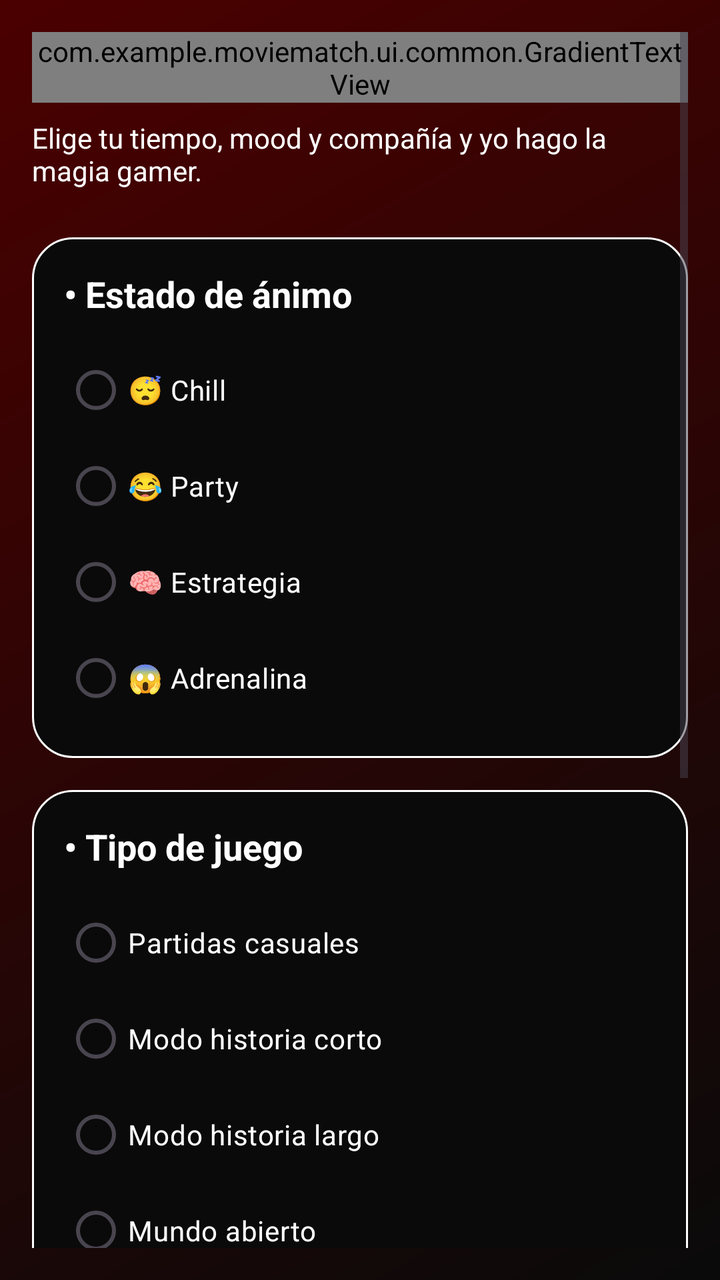
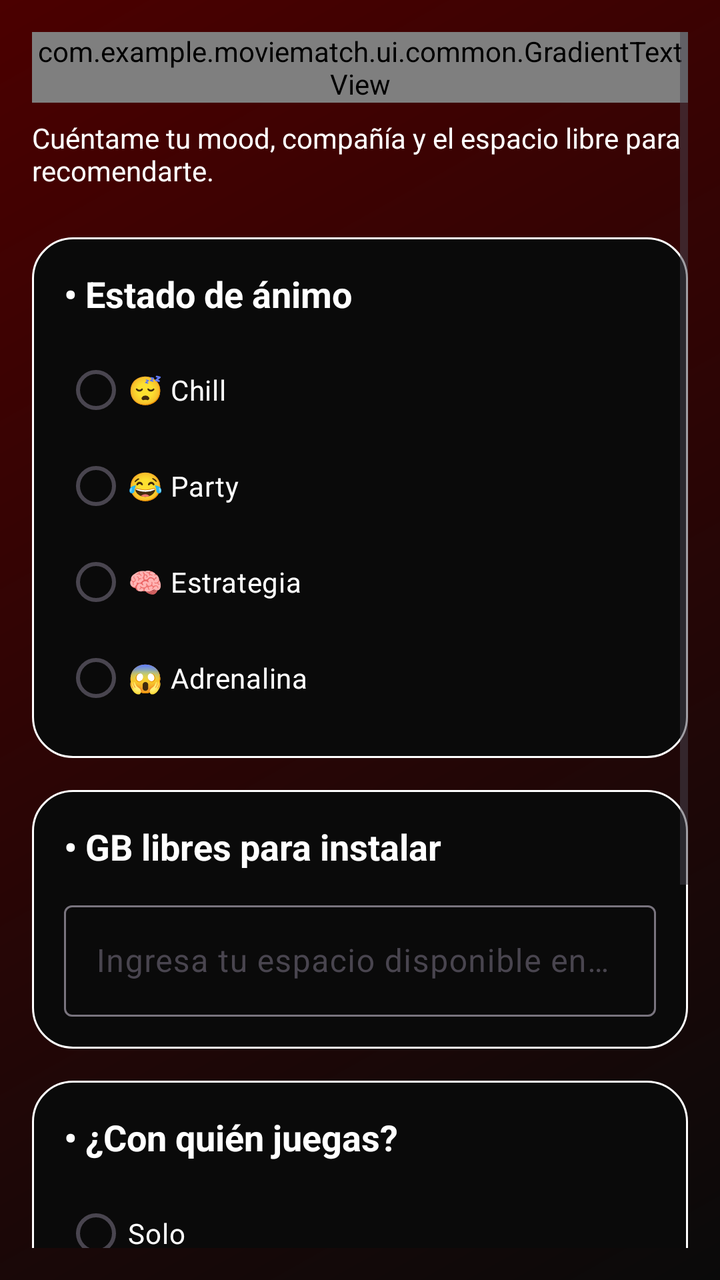

Two renders of the same Android screen: before a commit and after it. Below are the layout's source before the change and the commit's diff.
<!-- AndroidManifest.xml: application theme Theme.MovieMatch -->
<!-- res/layout/fragment_home.xml -->
<?xml version="1.0" encoding="utf-8"?>
<ScrollView xmlns:android="http://schemas.android.com/apk/res/android"
    xmlns:app="http://schemas.android.com/apk/res-auto"
    xmlns:tools="http://schemas.android.com/tools"
    android:id="@+id/scrollHome"
    android:layout_width="match_parent"
    android:layout_height="match_parent"
    android:background="@drawable/bg_app_gradient"
    android:fillViewport="true"
    android:padding="16dp"
    tools:context=".ui.inicio.InicioFragment">

    <LinearLayout
        android:layout_width="match_parent"
        android:layout_height="wrap_content"
        android:orientation="vertical"
        android:paddingBottom="32dp">

        <com.example.moviematch.ui.common.GradientTextView
            android:id="@+id/txtHomeTitle"
            android:layout_width="wrap_content"
            android:layout_height="wrap_content"
            android:fontFamily="sans-serif"
            android:text="@string/home_title"
            android:textColor="@color/text_primary"
            android:textSize="28sp"
            android:textStyle="bold"
            android:layout_marginBottom="8dp" />

        <TextView
            android:id="@+id/txtHomeSubtitle"
            android:layout_width="wrap_content"
            android:layout_height="wrap_content"
            android:fontFamily="sans-serif"
            android:text="@string/home_subtitle"
            android:textColor="@color/text_secondary"
            android:textSize="14sp"
            android:layout_marginBottom="24dp" />

        <LinearLayout
            android:layout_width="match_parent"
            android:layout_height="wrap_content"
            android:background="@drawable/bg_section_card"
            android:orientation="vertical"
            android:padding="16dp"
            android:layout_marginBottom="16dp">

            <TextView
                android:layout_width="wrap_content"
                android:layout_height="wrap_content"
                android:fontFamily="sans-serif"
                android:text="@string/home_mood_label"
                android:textColor="@color/text_primary"
                android:textSize="18sp"
                android:textStyle="bold"
                android:layout_marginBottom="12dp" />

            <RadioGroup
                android:id="@+id/radioGroupMood"
                android:layout_width="match_parent"
                android:layout_height="wrap_content"
                android:orientation="vertical">

                <com.google.android.material.radiobutton.MaterialRadioButton
                    android:id="@+id/radioMoodRelax"
                    android:layout_width="wrap_content"
                    android:layout_height="wrap_content"
                    android:textColor="@color/text_primary"
                    android:text="@string/home_mood_relax" />

                <com.google.android.material.radiobutton.MaterialRadioButton
                    android:id="@+id/radioMoodRisa"
                    android:layout_width="wrap_content"
                    android:layout_height="wrap_content"
                    android:textColor="@color/text_primary"
                    android:text="@string/home_mood_laugh" />

                <com.google.android.material.radiobutton.MaterialRadioButton
                    android:id="@+id/radioMoodPensar"
                    android:layout_width="wrap_content"
                    android:layout_height="wrap_content"
                    android:textColor="@color/text_primary"
                    android:text="@string/home_mood_think" />

                <com.google.android.material.radiobutton.MaterialRadioButton
                    android:id="@+id/radioMoodSusto"
                    android:layout_width="wrap_content"
                    android:layout_height="wrap_content"
                    android:textColor="@color/text_primary"
                    android:text="@string/home_mood_scare" />

            </RadioGroup>

        </LinearLayout>

        <LinearLayout
            android:layout_width="match_parent"
            android:layout_height="wrap_content"
            android:background="@drawable/bg_section_card"
            android:orientation="vertical"
            android:padding="16dp"
            android:layout_marginBottom="16dp">

            <TextView
                android:layout_width="wrap_content"
                android:layout_height="wrap_content"
                android:fontFamily="sans-serif"
                android:text="@string/home_time_label"
                android:textColor="@color/text_primary"
                android:textSize="18sp"
                android:textStyle="bold"
                android:layout_marginBottom="12dp" />

            <RadioGroup
                android:id="@+id/radioGroupTime"
                android:layout_width="match_parent"
                android:layout_height="wrap_content"
                android:orientation="vertical">

                <com.google.android.material.radiobutton.MaterialRadioButton
                    android:id="@+id/radioTime30"
                    android:layout_width="wrap_content"
                    android:layout_height="wrap_content"
                    android:textColor="@color/text_primary"
                    android:text="@string/home_time_30" />

                <com.google.android.material.radiobutton.MaterialRadioButton
                    android:id="@+id/radioTime60"
                    android:layout_width="wrap_content"
                    android:layout_height="wrap_content"
                    android:textColor="@color/text_primary"
                    android:text="@string/home_time_60" />

                <com.google.android.material.radiobutton.MaterialRadioButton
                    android:id="@+id/radioTime90"
                    android:layout_width="wrap_content"
                    android:layout_height="wrap_content"
                    android:textColor="@color/text_primary"
                    android:text="@string/home_time_90" />

                <com.google.android.material.radiobutton.MaterialRadioButton
                    android:id="@+id/radioTime120"
                    android:layout_width="wrap_content"
                    android:layout_height="wrap_content"
                    android:textColor="@color/text_primary"
                    android:text="@string/home_time_120" />

            </RadioGroup>

        </LinearLayout>

        <LinearLayout
            android:layout_width="match_parent"
            android:layout_height="wrap_content"
            android:background="@drawable/bg_section_card"
            android:orientation="vertical"
            android:padding="16dp"
            android:layout_marginBottom="24dp">

            <TextView
                android:layout_width="wrap_content"
                android:layout_height="wrap_content"
                android:fontFamily="sans-serif"
                android:text="@string/home_company_label"
                android:textColor="@color/text_primary"
                android:textSize="18sp"
                android:textStyle="bold"
                android:layout_marginBottom="12dp" />

            <RadioGroup
                android:id="@+id/radioGroupCompany"
                android:layout_width="match_parent"
                android:layout_height="wrap_content"
                android:orientation="vertical">

                <com.google.android.material.radiobutton.MaterialRadioButton
                    android:id="@+id/radioSolo"
                    android:layout_width="wrap_content"
                    android:layout_height="wrap_content"
                    android:textColor="@color/text_primary"
                    android:text="@string/home_company_solo" />

                <com.google.android.material.radiobutton.MaterialRadioButton
                    android:id="@+id/radioPareja"
                    android:layout_width="wrap_content"
                    android:layout_height="wrap_content"
                    android:textColor="@color/text_primary"
                    android:text="@string/home_company_couple" />

                <com.google.android.material.radiobutton.MaterialRadioButton
                    android:id="@+id/radioAmigos"
                    android:layout_width="wrap_content"
                    android:layout_height="wrap_content"
                    android:textColor="@color/text_primary"
                    android:text="@string/home_company_friends" />

                <com.google.android.material.radiobutton.MaterialRadioButton
                    android:id="@+id/radioFamilia"
                    android:layout_width="wrap_content"
                    android:layout_height="wrap_content"
                    android:textColor="@color/text_primary"
                    android:text="@string/home_company_family" />

            </RadioGroup>

        </LinearLayout>

        <LinearLayout
            android:layout_width="match_parent"
            android:layout_height="wrap_content"
            android:orientation="horizontal"
            android:layout_marginTop="8dp">

            <com.google.android.material.button.MaterialButton
                android:id="@+id/btnBuscarPelicula"
                style="@style/AppButton.Primary"
                android:layout_width="match_parent"
                android:layout_height="wrap_content"
                android:text="@string/home_search_button"
                android:textAllCaps="false"
                android:textStyle="bold" />

        </LinearLayout>

    </LinearLayout>

</ScrollView>
<!-- resources referenced by this layout -->
<resources>
  <color name="text_primary">#FFFFFF</color>
  <color name="text_secondary">#FFFFFF</color>
  <!-- drawable bg_app_gradient (drawable) -->
  <shape xmlns:android="http://schemas.android.com/apk/res/android"
      android:shape="rectangle">
      <gradient
          android:type="linear"
          android:startColor="@color/bg_main_start"
          android:endColor="@color/bg_main_end"
          android:angle="135" />
  </shape>
  <!-- drawable bg_section_card (drawable) -->
  <shape xmlns:android="http://schemas.android.com/apk/res/android"
      android:shape="rectangle">
      <solid android:color="@color/bg_main_start" />
      <stroke
          android:width="1dp"
          android:color="@color/chip_border" />
      <corners android:radius="20dp" />
  </shape>
  <string name="home_company_couple">Dúo</string>
  <string name="home_company_family">Familia</string>
  <string name="home_company_friends">Amigos</string>
  <string name="home_company_label">• ¿Con quién juegas?</string>
  <string name="home_company_solo">Solo</string>
  <string name="home_mood_label">• Estado de ánimo</string>
  <string name="home_mood_laugh">😂 Party</string>
  <string name="home_mood_relax">😴 Chill</string>
  <string name="home_mood_scare">😱 Adrenalina</string>
  <string name="home_mood_think">🧠 Estrategia</string>
  <string name="home_search_button">Buscar juego</string>
  <string name="home_subtitle">Elige tu tiempo, mood y compañía y yo hago la magia gamer.</string>
  <string name="home_time_120">Mundo abierto</string>
  <string name="home_time_30">Partidas casuales</string>
  <string name="home_time_60">Modo historia corto</string>
  <string name="home_time_90">Modo historia largo</string>
  <string name="home_time_label">• Tipo de juego</string>
  <string name="home_title">¿Qué jugamos hoy?</string>
  <style name="AppButton.Primary" parent="Widget.MaterialComponents.Button">
          <item name="android:background">@drawable/bg_button_primary_gradient</item>
          <item name="backgroundTint">@null</item>
          <item name="android:textColor">@color/text_on_accent</item>
          <item name="android:insetLeft">0dp</item>
          <item name="android:insetRight">0dp</item>
          <item name="android:insetTop">0dp</item>
          <item name="android:insetBottom">0dp</item>
          
      </style>
  <style name="Theme.MovieMatch" parent="Base.Theme.MovieMatch" />
  <color name="bg_main_start">#0A0A0A</color>
  <color name="bg_main_end">#4B0000</color>
  <color name="chip_border">#FFFFFF</color>
  <!-- drawable bg_button_primary_gradient (drawable) -->
  <shape xmlns:android="http://schemas.android.com/apk/res/android"
      android:shape="rectangle">
      <gradient
          android:startColor="@color/accent_cyan"
          android:endColor="@color/accent_purple"
          android:angle="0" />
      <corners android:radius="24dp" />
  </shape>
  <color name="text_on_accent">#FFFFFF</color>
  <style name="Base.Theme.MovieMatch" parent="Theme.Material3.DayNight.NoActionBar">
          
          
          <item name="android:statusBarColor">@color/bg_main_start</item>
          <item name="android:windowLightStatusBar">false</item>
      </style>
  <color name="accent_cyan">#E10600</color>
  <color name="accent_purple">#B00000</color>
</resources>

<!-- the commit's change to res/layout/fragment_home.xml (unified diff, before → after) -->
@@ -105,47 +105,26 @@
                 android:layout_width="wrap_content"
                 android:layout_height="wrap_content"
                 android:fontFamily="sans-serif"
-                android:text="@string/home_time_label"
+                android:text="@string/home_storage_label"
                 android:textColor="@color/text_primary"
                 android:textSize="18sp"
                 android:textStyle="bold"
                 android:layout_marginBottom="12dp" />
 
-            <RadioGroup
-                android:id="@+id/radioGroupTime"
-                android:layout_width="match_parent"
-                android:layout_height="wrap_content"
-                android:orientation="vertical">
-
-                <com.google.android.material.radiobutton.MaterialRadioButton
-                    android:id="@+id/radioTime30"
-                    android:layout_width="wrap_content"
-                    android:layout_height="wrap_content"
-                    android:textColor="@color/text_primary"
-                    android:text="@string/home_time_30" />
-
-                <com.google.android.material.radiobutton.MaterialRadioButton
-                    android:id="@+id/radioTime60"
-                    android:layout_width="wrap_content"
-                    android:layout_height="wrap_content"
-                    android:textColor="@color/text_primary"
-                    android:text="@string/home_time_60" />
-
-                <com.google.android.material.radiobutton.MaterialRadioButton
-                    android:id="@+id/radioTime90"
-                    android:layout_width="wrap_content"
-                    android:layout_height="wrap_content"
-                    android:textColor="@color/text_primary"
-                    android:text="@string/home_time_90" />
-
-                <com.google.android.material.radiobutton.MaterialRadioButton
-                    android:id="@+id/radioTime120"
-                    android:layout_width="wrap_content"
-                    android:layout_height="wrap_content"
-                    android:textColor="@color/text_primary"
-                    android:text="@string/home_time_120" />
-
-            </RadioGroup>
+            <com.google.android.material.textfield.TextInputLayout
+                android:layout_width="match_parent"
+                android:layout_height="wrap_content"
+                android:hint="@string/home_storage_hint"
+                app:boxBackgroundMode="outline">
+
+                <com.google.android.material.textfield.TextInputEditText
+                    android:id="@+id/inputStorageGb"
+                    android:layout_width="match_parent"
+                    android:layout_height="wrap_content"
+                    android:inputType="number"
+                    android:textColor="@color/text_primary" />
+
+            </com.google.android.material.textfield.TextInputLayout>
 
         </LinearLayout>
 
<!-- resource entries referenced after the edit -->
@@ -31,12 +31,9 @@
   <string name="home_mood_scare">😱 Adrenalina</string>
   <string name="home_mood_think">🧠 Estrategia</string>
   <string name="home_search_button">Buscar juego</string>
-  <string name="home_subtitle">Elige tu tiempo, mood y compañía y yo hago la magia gamer.</string>
-  <string name="home_time_120">Mundo abierto</string>
-  <string name="home_time_30">Partidas casuales</string>
-  <string name="home_time_60">Modo historia corto</string>
-  <string name="home_time_90">Modo historia largo</string>
-  <string name="home_time_label">• Tipo de juego</string>
+  <string name="home_storage_hint">Ingresa tu espacio disponible en GB</string>
+  <string name="home_storage_label">• GB libres para instalar</string>
+  <string name="home_subtitle">Cuéntame tu mood, compañía y el espacio libre para recomendarte.</string>
   <string name="home_title">¿Qué jugamos hoy?</string>
   <style name="AppButton.Primary" parent="Widget.MaterialComponents.Button">
           <item name="android:background">@drawable/bg_button_primary_gradient</item>
